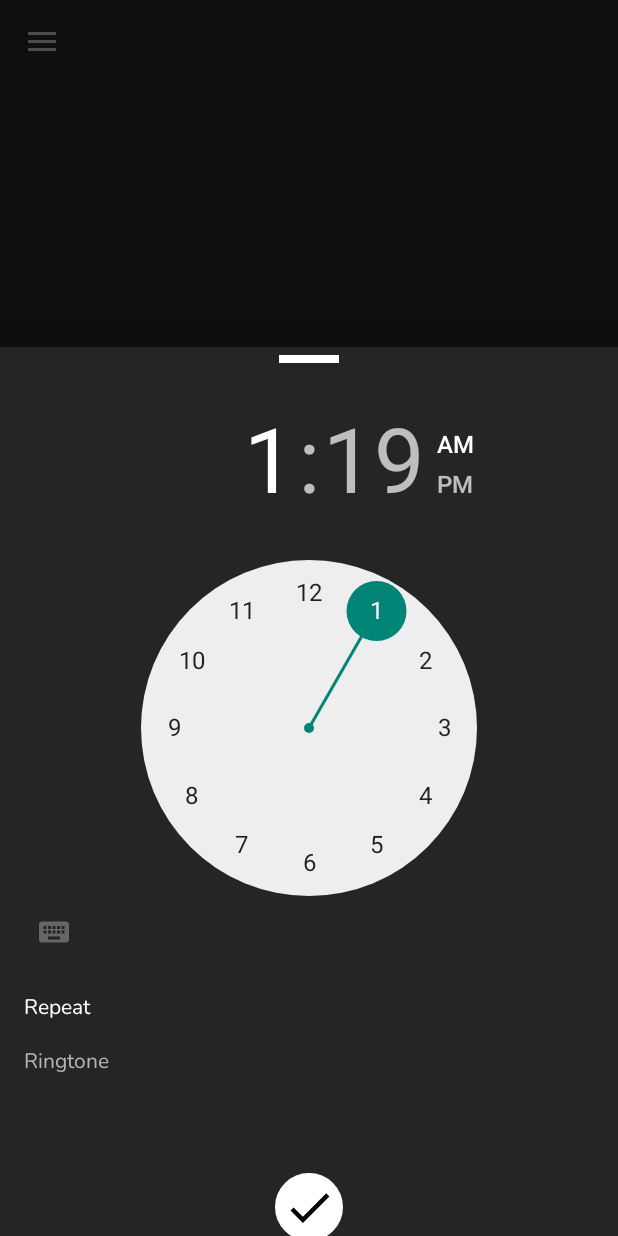
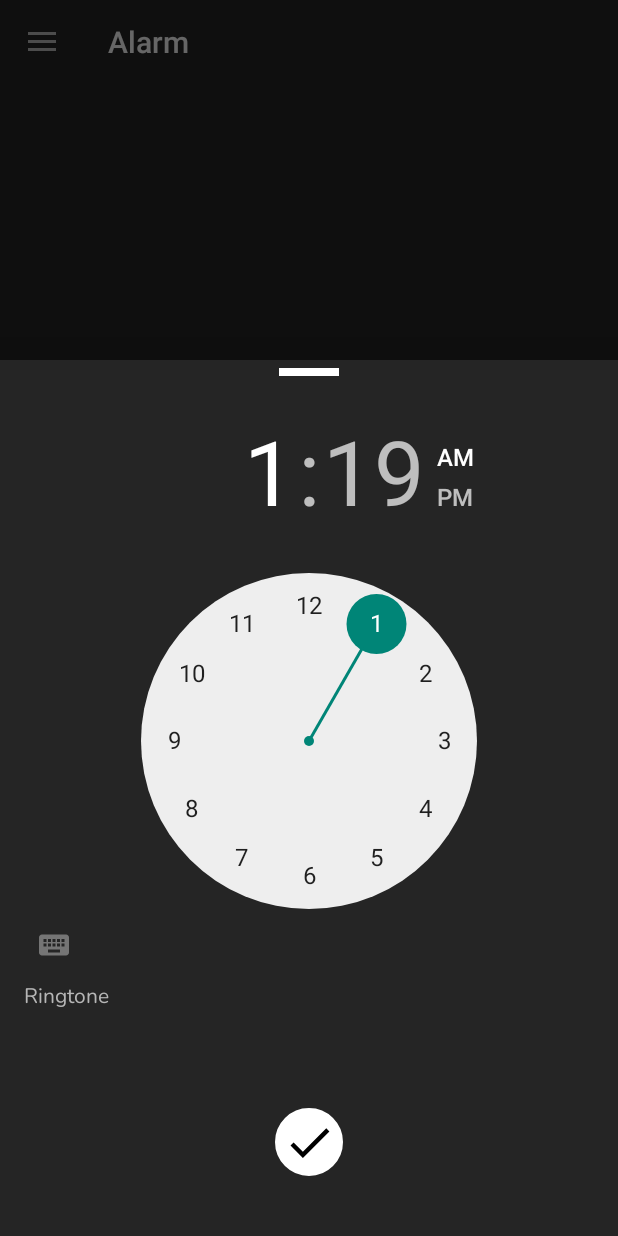
Before and after one commit to Dharun1704/AlarmClock, an Android app: the screen it shows after launch (MainActivity), after a tap on an icon or button, on a phone screen of 412 x 824 dp. Run offline under Robolectric (Android 15) with nearby library versions, the phone set to English and light mode, and no system bars; 3 other taps on this screen came first.

Commit message:
Initial commit

```diff
--- a/app/src/main/java/com/example/clock/StopWatchActivity.java
+++ b/app/src/main/java/com/example/clock/StopWatchActivity.java
@@ -56,7 +56,7 @@ public class StopWatchActivity extends AppCompatActivity implements NavigationVi
 
         toolbar = findViewById(R.id.toolbar);
         setSupportActionBar(toolbar);
-        Objects.requireNonNull(getSupportActionBar()).setTitle("");
+        Objects.requireNonNull(getSupportActionBar()).setTitle("Stop watch");
         getSupportActionBar().setDisplayHomeAsUpEnabled(true);
         toolbar.setBackgroundColor(Color.parseColor("#252525"));
 
--- a/app/src/main/java/com/example/clock/TimerActivity.java
+++ b/app/src/main/java/com/example/clock/TimerActivity.java
@@ -58,7 +58,7 @@ public class TimerActivity extends AppCompatActivity implements SetTimerSheet.Bo
 
         toolbar = findViewById(R.id.toolbar);
         setSupportActionBar(toolbar);
-        Objects.requireNonNull(getSupportActionBar()).setTitle("");
+        Objects.requireNonNull(getSupportActionBar()).setTitle("Timer");
         getSupportActionBar().setDisplayHomeAsUpEnabled(true);
         toolbar.setBackgroundColor(Color.parseColor("#252525"));
 
--- a/app/src/main/res/layout-v23/toolbar.xml
+++ b/app/src/main/res/layout-v23/toolbar.xml
@@ -5,6 +5,7 @@
     android:layout_height="wrap_content"
     android:background="#FFFFFF"
     android:id="@+id/toolbar"
+    android:gravity="center"
     android:theme="@style/ThemeOverlay.AppCompat.Dark" >
 
 </androidx.appcompat.widget.Toolbar>
--- a/app/src/main/res/layout/set_alarm.xml
+++ b/app/src/main/res/layout/set_alarm.xml
@@ -18,16 +18,9 @@
         android:id="@+id/alarmTimePicker"
         android:layout_width="match_parent"
         android:layout_marginTop="15dp"
+        android:theme="@style/ThemeOverlay.AppCompat.Light"
         android:layout_height="wrap_content"
         android:headerBackground="#252525" />
-
-    <TextView
-        android:layout_width="match_parent"
-        android:layout_height="wrap_content"
-        android:fontFamily="@font/nunito"
-        android:textColor="#FFF"
-        android:layout_margin="16dp"
-        android:text="Repeat"/>
 
     <LinearLayout
         android:layout_width="match_parent"
```
Also changed, not shown: app/src/main/java/com/example/clock/MainActivity.java (+9 -18 lines).
